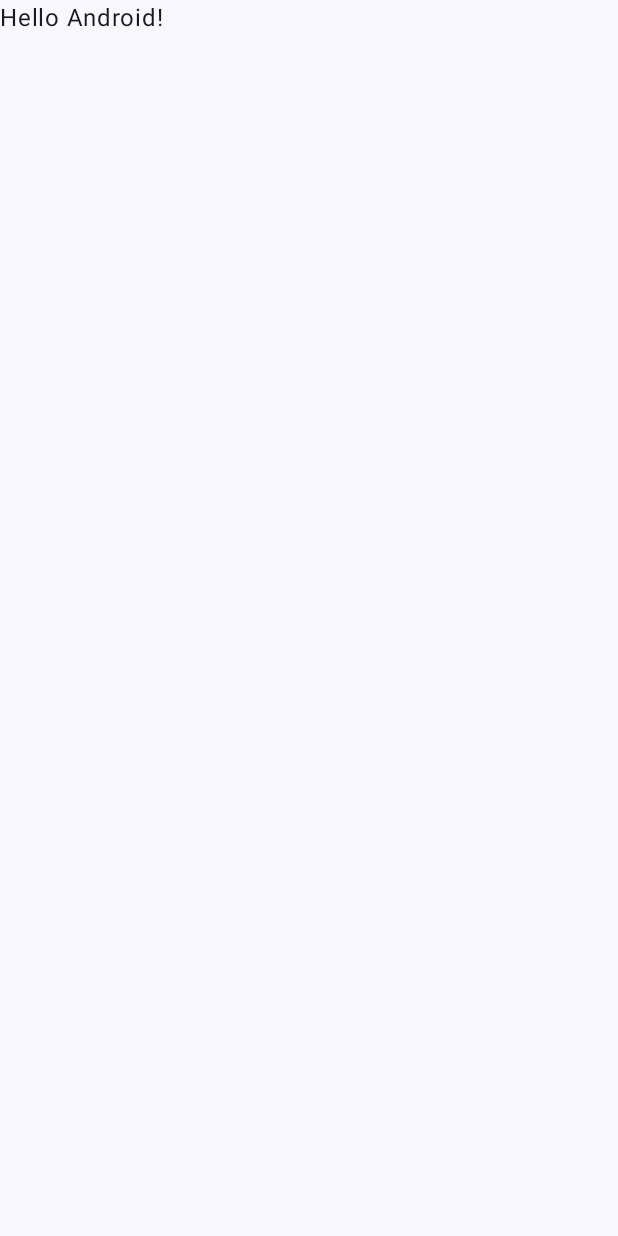
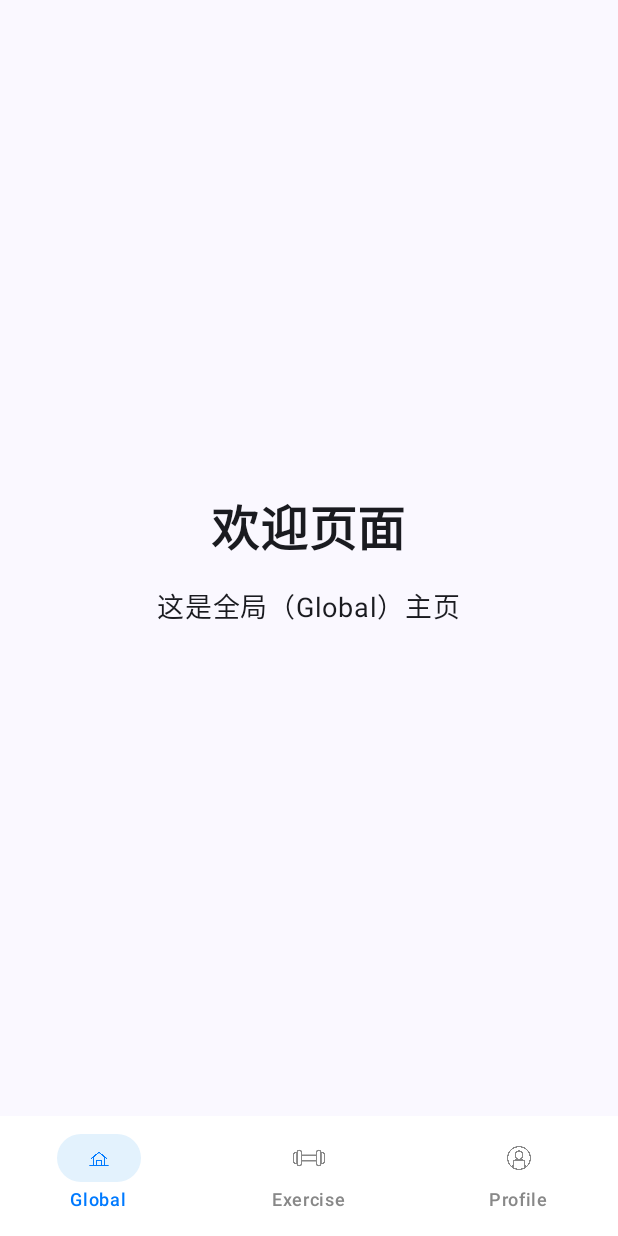
Before and after one commit to huang75u/Mobile_Projet, an Android app built with Jetpack Compose: the screen it shows after launch (MainActivity), on a phone screen of 412 x 824 dp. Before the commit the screen is almost empty. Run offline under Robolectric (Android 15) with nearby library versions, the phone set to English and light mode, and no system bars.

Commit message:
添加底部导航栏，以及练习页面，主页面，个人页面

```diff
--- a/app/build.gradle.kts
+++ b/app/build.gradle.kts
@@ -49,6 +49,10 @@ dependencies {
     implementation(libs.androidx.compose.ui.graphics)
     implementation(libs.androidx.compose.ui.tooling.preview)
     implementation(libs.androidx.compose.material3)
+
+    // Navigation Compose
+    implementation(libs.androidx.navigation.compose)
+
     testImplementation(libs.junit)
     androidTestImplementation(libs.androidx.junit)
     androidTestImplementation(libs.androidx.espresso.core)
--- a/app/src/main/java/com/example/mobile_projet/MainActivity.kt
+++ b/app/src/main/java/com/example/mobile_projet/MainActivity.kt
@@ -7,10 +7,11 @@ import androidx.activity.enableEdgeToEdge
 import androidx.compose.foundation.layout.fillMaxSize
 import androidx.compose.foundation.layout.padding
 import androidx.compose.material3.Scaffold
-import androidx.compose.material3.Text
 import androidx.compose.runtime.Composable
 import androidx.compose.ui.Modifier
-import androidx.compose.ui.tooling.preview.Preview
+import androidx.navigation.compose.rememberNavController
+import com.example.mobile_projet.navigation.BottomNavigationBar
+import com.example.mobile_projet.navigation.NavGraph
 import com.example.mobile_projet.ui.theme.Mobile_ProjetTheme
 
 class MainActivity : ComponentActivity() {
@@ -19,29 +20,25 @@ class MainActivity : ComponentActivity() {
         enableEdgeToEdge()
         setContent {
             Mobile_ProjetTheme {
-                Scaffold(modifier = Modifier.fillMaxSize()) { innerPadding ->
-                    Greeting(
-                        name = "Android",
-                        modifier = Modifier.padding(innerPadding)
-                    )
-                }
+                MainScreen()
             }
         }
     }
 }
 
 @Composable
-fun Greeting(name: String, modifier: Modifier = Modifier) {
-    Text(
-        text = "Hello $name!",
-        modifier = modifier
-    )
-}
+fun MainScreen() {
+    val navController = rememberNavController()
 
-@Preview(showBackground = true)
-@Composable
-fun GreetingPreview() {
-    Mobile_ProjetTheme {
-        Greeting("Android")
+    Scaffold(
+        modifier = Modifier.fillMaxSize(),
+        bottomBar = {
+            BottomNavigationBar(navController = navController)
+        }
+    ) { innerPadding ->
+        NavGraph(
+            navController = navController,
+            modifier = Modifier.padding(innerPadding)
+        )
     }
 }
--- /dev/null
+++ b/app/src/main/java/com/example/mobile_projet/navigation/BottomNavItem.kt
@@ -0,0 +1,34 @@
+package com.example.mobile_projet.navigation
+
+import androidx.annotation.DrawableRes
+import com.example.mobile_projet.R
+
+sealed class BottomNavItem(
+    val route: String,
+    @DrawableRes val icon: Int,
+    val title: String
+) {
+    object Home : BottomNavItem(
+        route = "home",
+        icon = R.drawable.ic_home,
+        title = "Global"
+    )
+
+    object Exercise : BottomNavItem(
+        route = "exercise",
+        icon = R.drawable.ic_exercise,
+        title = "Exercise"
+    )
+
+    object Profile : BottomNavItem(
+        route = "profile",
+        icon = R.drawable.ic_profile,
+        title = "Profile"
+    )
+}
+
+val bottomNavItems = listOf(
+    BottomNavItem.Home,
+    BottomNavItem.Exercise,
+    BottomNavItem.Profile
+)
--- /dev/null
+++ b/app/src/main/java/com/example/mobile_projet/navigation/BottomNavigationBar.kt
@@ -0,0 +1,67 @@
+package com.example.mobile_projet.navigation
+
+import androidx.compose.foundation.layout.size
+import androidx.compose.material3.*
+import androidx.compose.runtime.Composable
+import androidx.compose.runtime.getValue
+import androidx.compose.ui.Modifier
+import androidx.compose.ui.graphics.Color
+import androidx.compose.ui.res.painterResource
+import androidx.compose.ui.unit.dp
+import androidx.compose.ui.unit.sp
+import androidx.navigation.NavController
+import androidx.navigation.compose.currentBackStackEntryAsState
+
+@Composable
+fun BottomNavigationBar(navController: NavController) {
+    val navBackStackEntry by navController.currentBackStackEntryAsState()
+    val currentRoute = navBackStackEntry?.destination?.route
+
+    NavigationBar(
+        containerColor = Color.White,
+        contentColor = Color.Black,
+        tonalElevation = 8.dp
+    ) {
+        bottomNavItems.forEach { item ->
+            val selected = currentRoute == item.route
+
+            NavigationBarItem(
+                icon = {
+                    Icon(
+                        painter = painterResource(id = item.icon),
+                        contentDescription = item.title,
+                        modifier = Modifier.size(24.dp)
+                    )
+                },
+                label = {
+                    Text(
+                        text = item.title,
+                        fontSize = 12.sp
+                    )
+                },
+                selected = selected,
+                onClick = {
+                    if (currentRoute != item.route) {
+                        navController.navigate(item.route) {
+                            // 避免构建大量的回退栈
+                            popUpTo(navController.graph.startDestinationId) {
+                                saveState = true
+                            }
+                            // 避免同一项目的多个副本
+                            launchSingleTop = true
+                            // 重新选择先前选择的项目时恢复状态
+                            restoreState = true
+                        }
+                    }
+                },
+                colors = NavigationBarItemDefaults.colors(
+                    selectedIconColor = Color(0xFF007AFF),
+                    selectedTextColor = Color(0xFF007AFF),
+                    unselectedIconColor = Color.Gray,
+                    unselectedTextColor = Color.Gray,
+                    indicatorColor = Color(0xFFE3F2FD)
+                )
+            )
+        }
+    }
+}
--- /dev/null
+++ b/app/src/main/java/com/example/mobile_projet/navigation/NavGraph.kt
@@ -0,0 +1,29 @@
+package com.example.mobile_projet.navigation
+
+import androidx.compose.runtime.Composable
+import androidx.compose.ui.Modifier
+import androidx.navigation.NavHostController
+import androidx.navigation.compose.NavHost
+import androidx.navigation.compose.composable
+import com.example.mobile_projet.screens.ExerciseScreen
+import com.example.mobile_projet.screens.HomeScreen
+import com.example.mobile_projet.screens.ProfileScreen
+
+@Composable
+fun NavGraph(navController: NavHostController, modifier: Modifier = Modifier) {
+    NavHost(
+        navController = navController,
+        startDestination = BottomNavItem.Home.route,
+        modifier = modifier
+    ) {
+        composable(route = BottomNavItem.Home.route) {
+            HomeScreen()
+        }
+        composable(route = BottomNavItem.Exercise.route) {
+            ExerciseScreen()
+        }
+        composable(route = BottomNavItem.Profile.route) {
+            ProfileScreen()
+        }
+    }
+}
--- /dev/null
+++ b/app/src/main/java/com/example/mobile_projet/screens/HomeScreen.kt
@@ -0,0 +1,32 @@
+package com.example.mobile_projet.screens
+
+import androidx.compose.foundation.layout.*
+import androidx.compose.material3.Text
+import androidx.compose.runtime.Composable
+import androidx.compose.ui.Alignment
+import androidx.compose.ui.Modifier
+import androidx.compose.ui.text.font.FontWeight
+import androidx.compose.ui.unit.dp
+import androidx.compose.ui.unit.sp
+
+@Composable
+fun HomeScreen() {
+    Column(
+        modifier = Modifier
+            .fillMaxSize()
+            .padding(16.dp),
+        horizontalAlignment = Alignment.CenterHorizontally,
+        verticalArrangement = Arrangement.Center
+    ) {
+        Text(
+            text = "欢迎页面",
+            fontSize = 32.sp,
+            fontWeight = FontWeight.Bold
+        )
+        Spacer(modifier = Modifier.height(16.dp))
+        Text(
+            text = "这是全局（Global）主页",
+            fontSize = 18.sp
+        )
+    }
+}
--- a/gradle/libs.versions.toml
+++ b/gradle/libs.versions.toml
@@ -8,6 +8,7 @@ espressoCore = "3.7.0"
 lifecycleRuntimeKtx = "2.9.4"
 activityCompose = "1.11.0"
 composeBom = "2024.09.00"
+navigationCompose = "2.8.5"
 
 [libraries]
 androidx-core-ktx = { group = "androidx.core", name = "core-ktx", version.ref = "coreKtx" }
@@ -24,6 +25,7 @@ androidx-compose-ui-tooling-preview = { group = "androidx.compose.ui", name = "u
 androidx-compose-ui-test-manifest = { group = "androidx.compose.ui", name = "ui-test-manifest" }
 androidx-compose-ui-test-junit4 = { group = "androidx.compose.ui", name = "ui-test-junit4" }
 androidx-compose-material3 = { group = "androidx.compose.material3", name = "material3" }
+androidx-navigation-compose = { group = "androidx.navigation", name = "navigation-compose", version.ref = "navigationCompose" }
 
 [plugins]
 android-application = { id = "com.android.application", version.ref = "agp" }
```
Also changed, not shown: app/src/main/java/com/example/mobile_projet/screens/ExerciseScreen.kt (added, +32 -0 lines), app/src/main/java/com/example/mobile_projet/screens/ProfileScreen.kt (added, +32 -0 lines), app/src/main/res/drawable/ic_exercise.png (added), app/src/main/res/drawable/ic_home.png (added), app/src/main/res/drawable/ic_profile.png (added).
